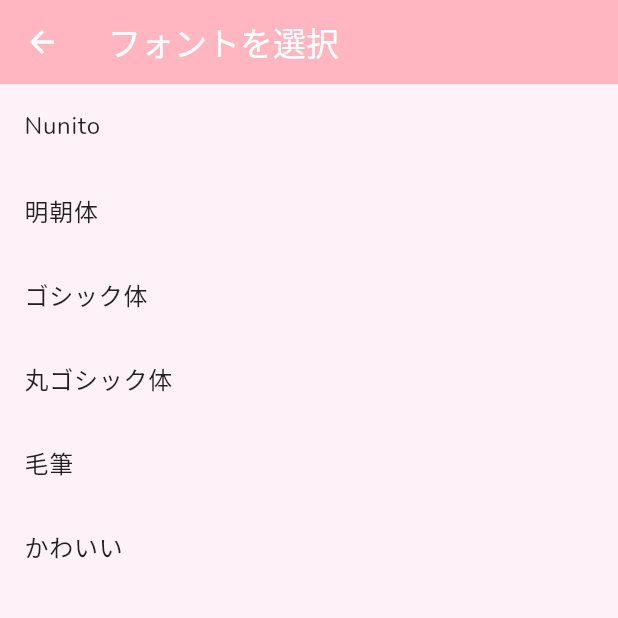
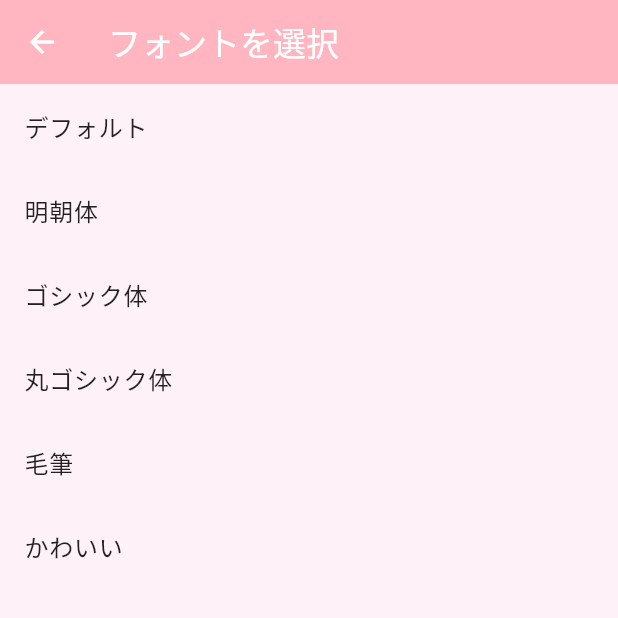
Before and after one commit to IKcoding-jp/maikago, a Flutter app: the SettingsScreen screen opened directly with empty values, after a tap on "フォント", on a phone screen of 412 x 824 dp, the top half of it. Run offline on Flutter 3.47's test engine with Material 3 defaults, Android fonts, the light colour scheme and no system bars; our stand-ins replace cloud_firestore, firebase_auth, firebase_core, flutter_colorpicker, google_fonts, google_sign_in and 1 more; accounts and stored records are empty.

Commit message:
chore: Nunitoの表示名を『デフォルト』に変更

```diff
--- a/lib/screens/settings_screen.dart
+++ b/lib/screens/settings_screen.dart
@@ -506,8 +506,10 @@ class _SettingsScreenState extends State<SettingsScreen> {
         return '毛筆';
       case 'kosugimaru':
         return 'かわいい';
+      case 'nunito':
+        return 'デフォルト';
       default:
-        return 'Nunito';
+        return 'デフォルト';
     }
   }
 }
@@ -848,7 +850,7 @@ class _FontSelectScreenState extends State<FontSelectScreen> {
         ),
         body: ListView(
           children: [
-            _fontTile(context, 'nunito', 'Nunito', GoogleFonts.nunito()),
+            _fontTile(context, 'nunito', 'デフォルト', GoogleFonts.nunito()),
             _fontTile(
               context,
               'sawarabi',
```
